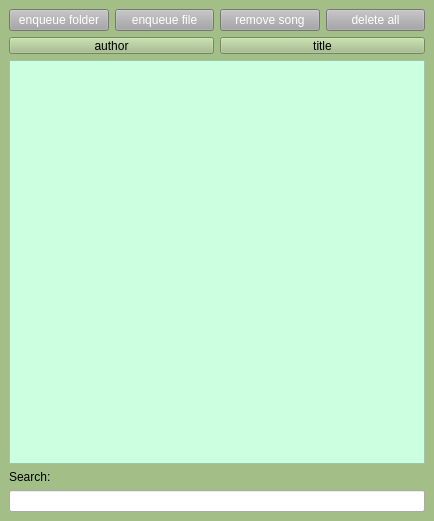
Old version of the form lib/gui/listwindow.ui in the repository bitterfly/MehPlayer.
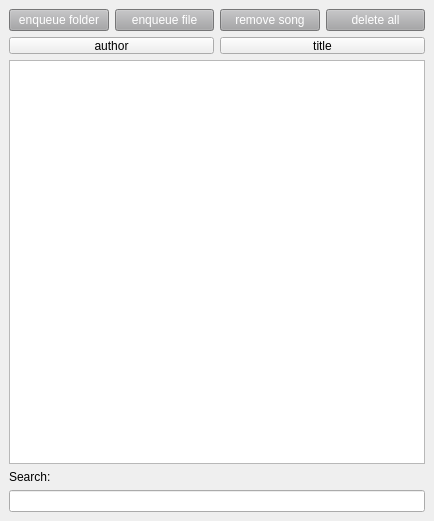
New version of the form. Icons and pictures are not drawn.

Diff of the .ui file:
```diff
--- a/lib/gui/listwindow.ui
+++ b/lib/gui/listwindow.ui
@@ -14,7 +14,7 @@
    <string>MainWindow</string>
   </property>
   <property name="styleSheet">
-   <string notr="true">background: rgb(163, 190, 135)</string>
+   <string notr="true"/>
   </property>
   <property name="tabShape">
    <enum>QTabWidget::Rounded</enum>
@@ -117,8 +117,8 @@
       <item>
        <widget class="QListWidget" name="song_list">
         <property name="styleSheet">
-         <string notr="true">font: 9pt &quot;NanumMyeongjo&quot;;
-background: rgb(204, 255, 223)</string>
+         <string notr="true">font: 9pt &quot;URW Gothic L&quot;;
+background-image: url(&quot;%{folder}/resources/%{subfolder}/bg.png&quot;);</string>
         </property>
        </widget>
       </item>
```
